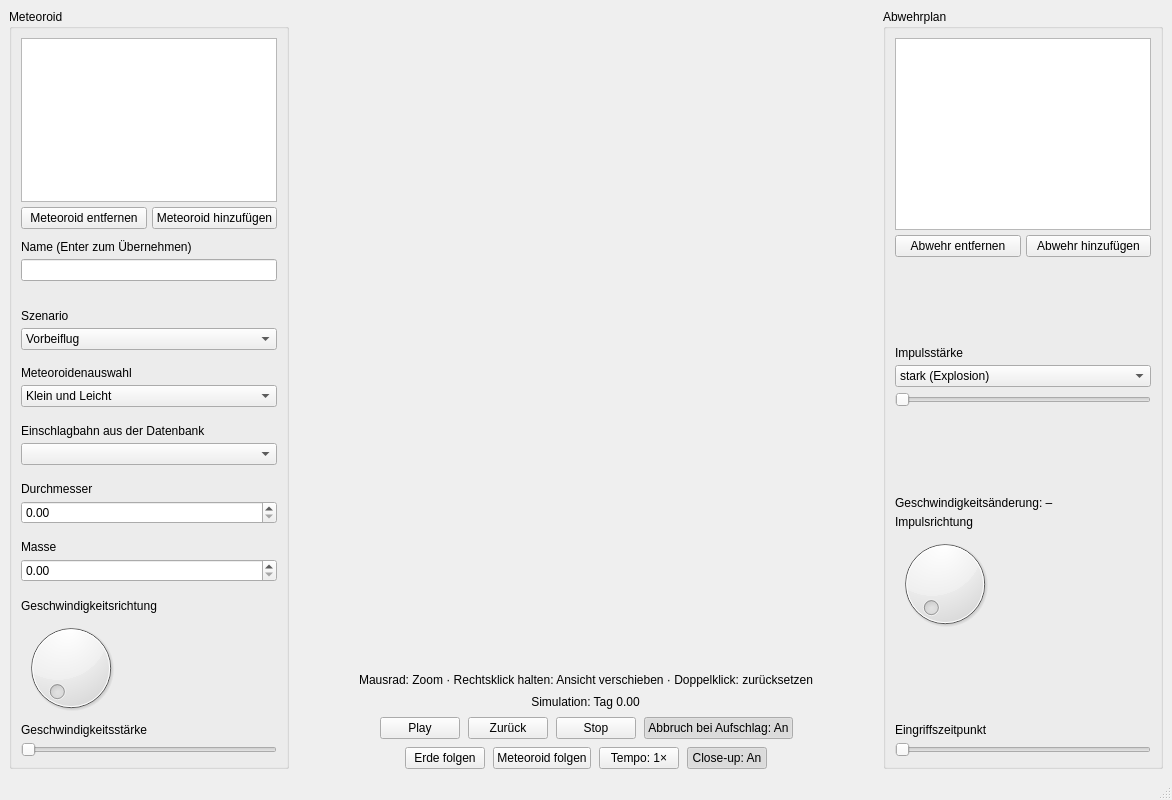
The window that 2026.11.24/ChatFix/mainwindow.ui (fpchristensen/SimTools-Meteoroid-Abwehr) describes before a commit, drawn with Qt 5.
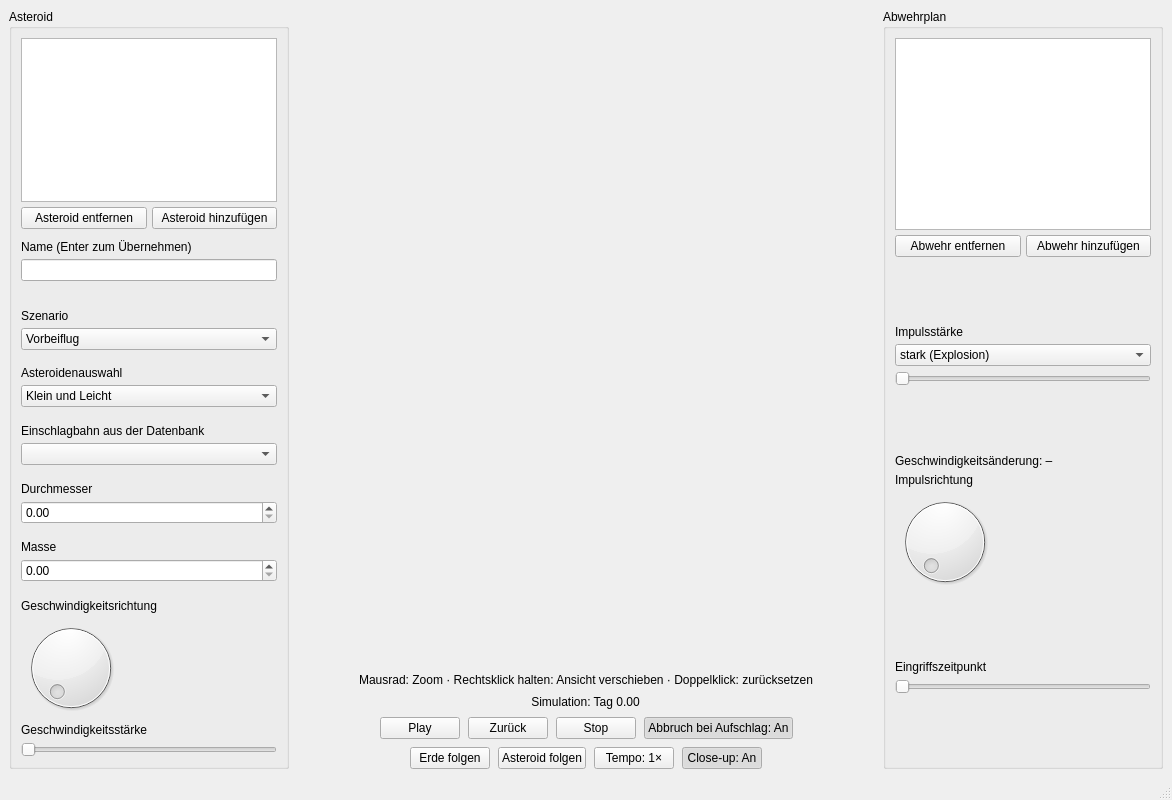
The same window after the commit.

Commit message: Asteroid-Meteroid_abänderung und Buttonentfernung

```diff
--- a/2026.11.24/ChatFix/mainwindow.ui
+++ b/2026.11.24/ChatFix/mainwindow.ui
@@ -24,8 +24,8 @@
     <property name="spacing">
      <number>8</number>
     </property>
-    <item alignment="Qt::AlignmentFlag::AlignTop">
-     <widget class="QGroupBox" name="meteoroid">
+    <item>
+     <widget class="QGroupBox" name="asteroid">
       <property name="sizePolicy">
        <sizepolicy hsizetype="Fixed" vsizetype="Expanding">
         <horstretch>0</horstretch>
@@ -33,7 +33,7 @@
        </sizepolicy>
       </property>
       <property name="title">
-       <string>Meteoroid</string>
+       <string>Asteroid</string>
       </property>
       <layout class="QHBoxLayout" name="horizontalLayout_5">
        <item>
@@ -49,14 +49,14 @@
            <item>
             <widget class="QPushButton" name="MeteoroidEntfernen">
              <property name="text">
-              <string>Meteoroid entfernen</string>
+              <string>Asteroid entfernen</string>
              </property>
             </widget>
            </item>
            <item>
             <widget class="QPushButton" name="MeteoroidHinzufuegen">
              <property name="text">
-              <string>Meteoroid hinzufügen</string>
+              <string>Asteroid hinzufügen</string>
              </property>
             </widget>
            </item>
@@ -151,7 +151,7 @@
          <item>
           <widget class="QLabel" name="Meteoroidenwahl">
            <property name="text">
-            <string>Meteoroidenauswahl</string>
+            <string>Asteroidenauswahl</string>
            </property>
           </widget>
          </item>
@@ -484,7 +484,7 @@
              </sizepolicy>
             </property>
             <property name="text">
-             <string>Meteoroid folgen</string>
+             <string>Asteroid folgen</string>
             </property>
            </widget>
           </item>
@@ -705,6 +705,19 @@
            </property>
           </widget>
          </item>
+         <item>
+          <spacer name="verticalSpacer_13">
+           <property name="orientation">
+            <enum>Qt::Orientation::Vertical</enum>
+           </property>
+           <property name="sizeHint" stdset="0">
+            <size>
+             <width>20</width>
+             <height>40</height>
+            </size>
+           </property>
+          </spacer>
+         </item>
         </layout>
        </item>
       </layout>
```
Left out of the diff: 24 changed lines with no effect on the pictures. The commit also changes 5 other files.
